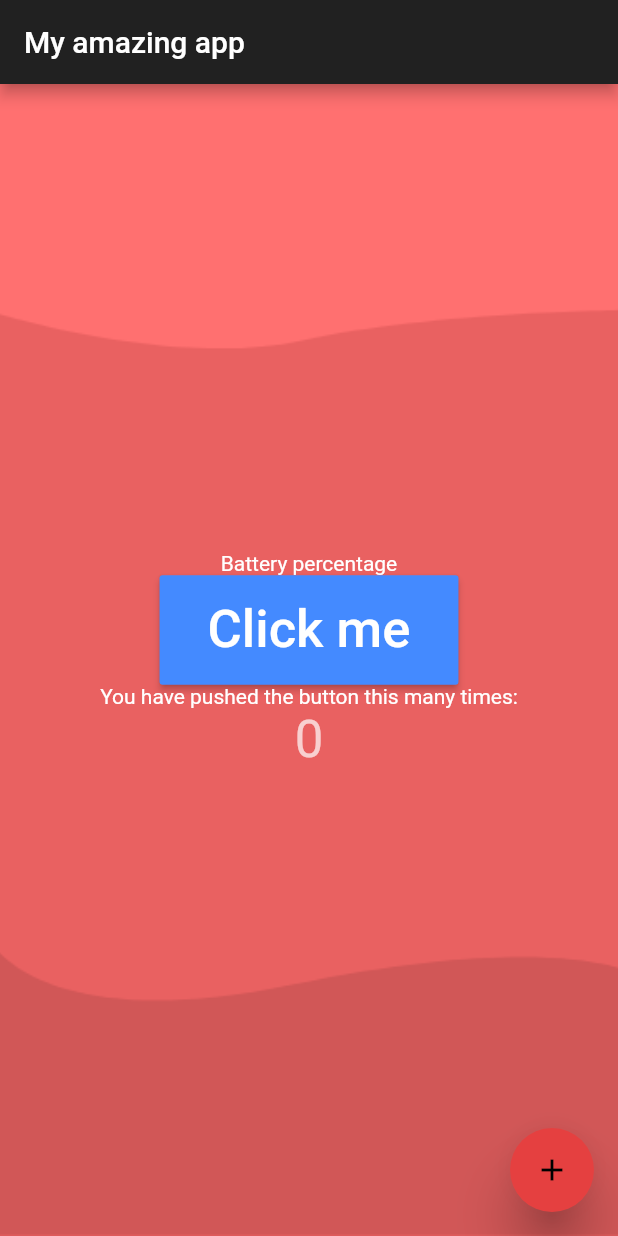
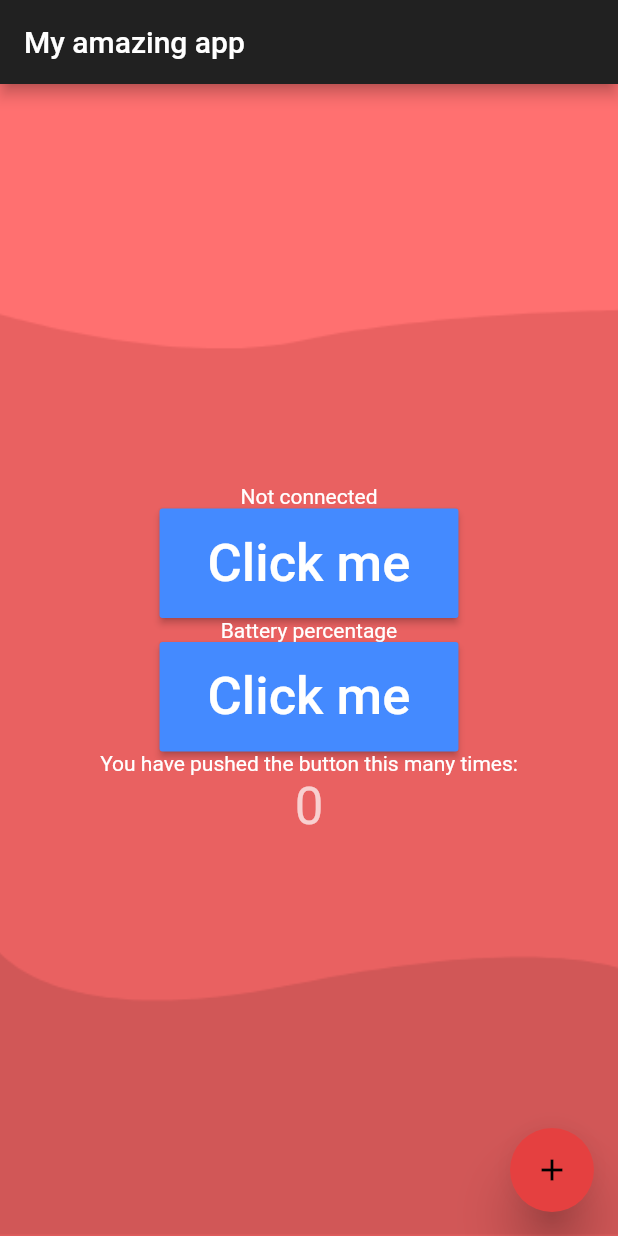
Before and after one commit to LukeyBeachBoy/Flutter-door-control, a Flutter app: the screen it shows after launch, on a phone screen of 412 x 824 dp. Run offline on Flutter 3.47's test engine with Material 2 defaults, Android fonts, the phone set to English and light mode, and no system bars.

Commit message:
Added dart bridge

```diff
--- a/lib/main.dart
+++ b/lib/main.dart
@@ -10,7 +10,7 @@ class MyApp extends StatelessWidget {
   @override
   Widget build(BuildContext context) {
     return MaterialApp(
-      title: 'Flutter Demo',
+      title: 'My App!',
       debugShowCheckedModeBanner: false,
       theme: ThemeData(
         brightness: Brightness.dark,
@@ -50,15 +50,9 @@ class MyHomePage extends StatefulWidget {
 
 class _MyHomePageState extends State<MyHomePage> {
   MyHomePage myHomePage;
-  void initState() {
-    super.initState();
-    if (SchedulerBinding.instance.schedulerPhase ==
-        SchedulerPhase.persistentCallbacks) {
-      SchedulerBinding.instance.addPostFrameCallback((_) => _getTouchID());
-    }
-  }
 
   int _counter = 0;
+  String mqttStatus = 'Not connected';
   String _batteryPercentage = 'Battery percentage';
   void _incrementCounter() {
     setState(() {
@@ -99,6 +93,18 @@ class _MyHomePageState extends State<MyHomePage> {
             child: Column(
               mainAxisAlignment: MainAxisAlignment.center,
               children: <Widget>[
+                Text(mqttStatus),
+                MaterialButton(
+                  onPressed: connect,
+                  color: Colors.blueAccent,
+                  child: Padding(
+                    padding: const EdgeInsets.all(16),
+                    child: Text(
+                      'Click me',
+                      style: TextStyle(color: Colors.white, fontSize: 35),
+                    ),
+                  ),
+                ),
                 Text(_batteryPercentage),
                 MaterialButton(
                   onPressed: _getBatteryInformation,
@@ -133,12 +139,12 @@ class _MyHomePageState extends State<MyHomePage> {
     );
   }
 
-  static const authChannel = const MethodChannel('auth');
-  Future<void> _getTouchID() async {
+  static const mqttChannel = const MethodChannel('mqtt');
+  Future<void> connect() async {
     try {
-      var res = await authChannel.invokeMethod('getTouchID');
+      var res = await mqttChannel.invokeMethod('connect');
     } on PlatformException catch (e) {
-      print('Error with touch id');
+      print('Error connecting');
     }
   }
 
```
